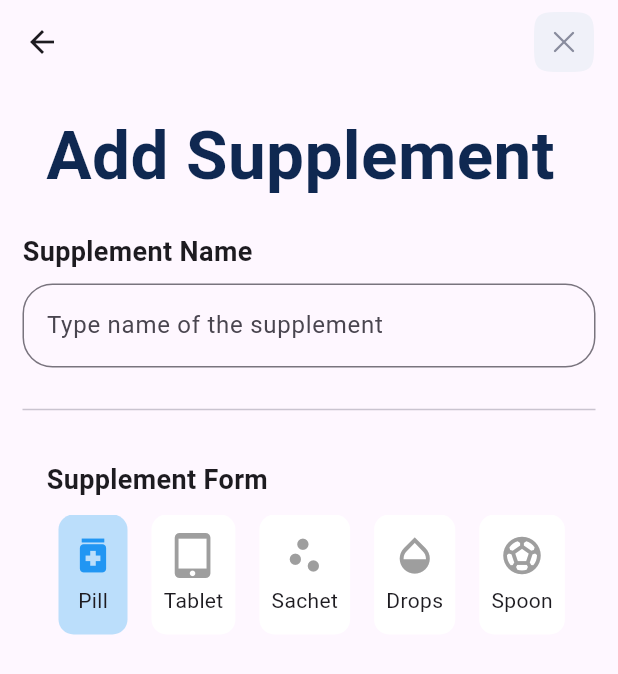
After one commit to Alfraganus/one_look, a Flutter app: the SupplementMain screen opened by its route, on a phone screen of 412 x 824 dp. The commit adds this screen. Shown: the top 674 px of the screen. Run offline on Flutter 3.47's test engine with Material 3 defaults, Android fonts, the phone set to English and light mode, and no system bars; our stand-ins replace get, hexcolor, percent_indicator.

```diff
--- a/lib/main.dart
+++ b/lib/main.dart
@@ -1,6 +1,7 @@
 import 'package:flutter/material.dart';
 import 'package:get/get_navigation/src/root/get_material_app.dart';
 import 'package:get/get_navigation/src/routes/get_route.dart';
+import 'package:one_look/pages/home/add_sumpplement/supplement_main.dart';
 import 'package:one_look/pages/home/main.dart';
 
 void main() {
@@ -22,7 +23,9 @@ class MyApp extends StatelessWidget {
         initialRoute:  '/onboarding',
         // initialRoute: '/onboarding',
         getPages: [
-          GetPage(name: '/onboarding', page: () => HomeMain()),
+          GetPage(name: '/home', page: () => HomeMain()),
+          GetPage(name: '/', page: () => SupplementMain()),
+          // GetPage(name: '/add_supplement', page: () => SupplementMain()),
         ],
       );
   }
--- a/lib/modal.dart
+++ b/lib/modal.dart
@@ -1,4 +1,6 @@
 import 'package:flutter/material.dart';
+import 'package:get/get.dart';
+import 'package:get/get_core/src/get_main.dart';
 
 import 'Appbar.dart';
 
@@ -65,7 +67,8 @@ void showCustomDialog(BuildContext context) {
                   ),
                   child: TextButton(
                     onPressed: () {
-                      // Handle button press
+                      Navigator.of(context).pop();  // Close the dialog first
+                      Get.toNamed('/add_supplement');  // Then navigate to the screen
                     },
                     child: Text(
                       "Supplement",
--- /dev/null
+++ b/lib/pages/home/add_sumpplement/supplemantary_form.dart
@@ -0,0 +1,75 @@
+import 'package:flutter/cupertino.dart';
+import 'package:flutter/material.dart';
+
+class SupplementFormWidget extends StatefulWidget {
+  @override
+  _SupplementFormWidgetState createState() => _SupplementFormWidgetState();
+}
+
+class _SupplementFormWidgetState extends State<SupplementFormWidget> {
+  String selectedForm = "Pill";
+  final List<Map<String, dynamic>> supplementForms = [
+    {"icon": Icons.medication, "label": "Pill"},
+    {"icon": Icons.tablet_mac, "label": "Tablet"},
+    {"icon": Icons.scatter_plot, "label": "Sachet"},
+    {"icon": Icons.opacity, "label": "Drops"},
+    {"icon": Icons.sports_soccer, "label": "Spoon"},
+  ];
+
+  @override
+  Widget build(BuildContext context) {
+    return Padding(
+      padding: EdgeInsets.all(16),
+      child: Column(
+        crossAxisAlignment: CrossAxisAlignment.start,
+        children: [
+          Text(
+            "Supplement Form",
+            style: TextStyle(fontWeight: FontWeight.bold, fontSize: 18),
+          ),
+          SizedBox(height: 10),
+          Container(
+            height: 80,
+            child: ListView.builder(
+                scrollDirection: Axis.horizontal,
+                itemCount: supplementForms.length,
+                itemBuilder: (context, index) {
+                  return GestureDetector(
+                    onTap: () {
+                      setState(() {
+                        selectedForm = supplementForms[index]['label'];
+                      });
+                    },
+                    child: Container(
+                      margin: EdgeInsets.symmetric(horizontal: 8),
+                      padding: EdgeInsets.all(8.0),
+                      decoration: BoxDecoration(
+                        color: selectedForm == supplementForms[index]['label']
+                            ? Colors.blue.shade100
+                            : Colors.white,
+                        borderRadius: BorderRadius.circular(10),
+                      ),
+                      child: Column(
+                        mainAxisAlignment: MainAxisAlignment.center,
+                        children: [
+                          Icon(
+                            supplementForms[index]['icon'],
+                            size: 30,
+                            color:
+                                selectedForm == supplementForms[index]['label']
+                                    ? Colors.blue
+                                    : Colors.grey,
+                          ),
+                          SizedBox(height: 5),
+                          Text(supplementForms[index]['label']),
+                        ],
+                      ),
+                    ),
+                  );
+                }),
+          )
+        ],
+      ),
+    );
+  }
+}
--- /dev/null
+++ b/lib/pages/home/add_sumpplement/supplement_main.dart
@@ -0,0 +1,63 @@
+import 'package:flutter/material.dart';
+import 'package:one_look/pages/home/add_sumpplement/supplemantary_form.dart';
+
+import '../../../Appbar.dart';
+import '../../../static.dart';
+
+class SupplementMain extends StatelessWidget {
+  @override
+  Widget build(BuildContext context) {
+    return Scaffold(
+      appBar: AppBar(
+        actions: [
+          Padding(
+            padding: const EdgeInsets.only(right: 16.0),
+            child: SizedBox(
+              width: 40,
+              height: 40,
+              child: Image.asset(
+                'assets/images/close.png', // Path to your notification icon
+                fit: BoxFit.contain,
+              ),
+            ),
+          ),
+        ],
+      ),
+      body: Padding(
+        padding: EdgeInsets.all(15),
+        child: Column(
+          crossAxisAlignment: CrossAxisAlignment.start,
+          children: [
+            Center(
+              child: Text(
+                'Add Supplement ',
+                style: TextStyle(
+                    fontSize: 45,
+                    fontWeight: FontWeight.bold,
+                    color: HexColor(headingColor)),
+              ),
+            ),
+            SizedBox(height: 20),
+            Text(
+              "Supplement Name",
+              style: TextStyle(fontWeight: FontWeight.bold, fontSize: 18),
+            ),
+            SizedBox(height: 8),
+            TextFormField(
+              decoration: InputDecoration(
+                hintText: "Type name of the supplement",
+                border: OutlineInputBorder(
+                  borderRadius: BorderRadius.circular(20.0),
+                ),
+              ),
+            ),
+            SizedBox(height:20),
+            Divider(),
+            SizedBox(height:10),
+            SupplementFormWidget()
+          ],
+        ),
+      ),
+    );
+  }
+}
```
Also changed, not shown: assets/images/close.png (added).
